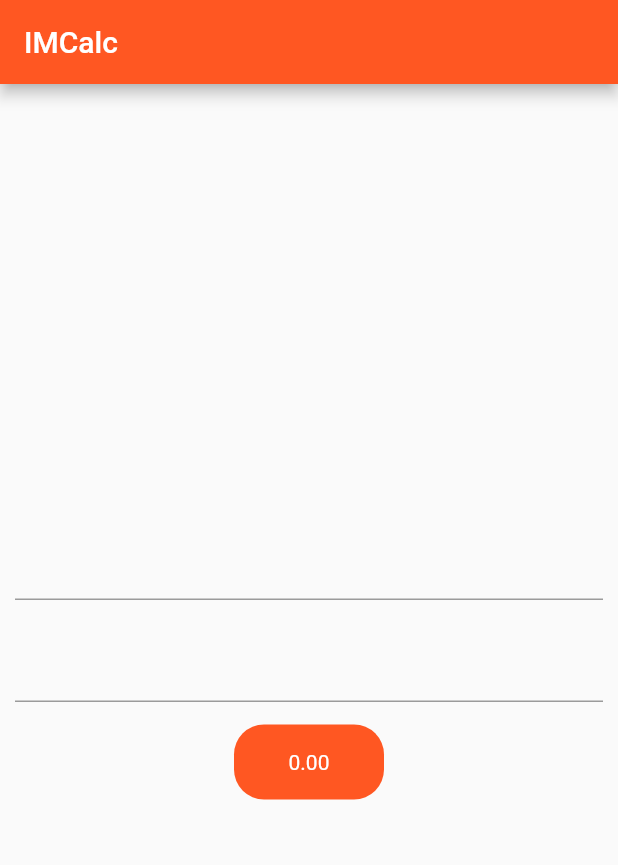
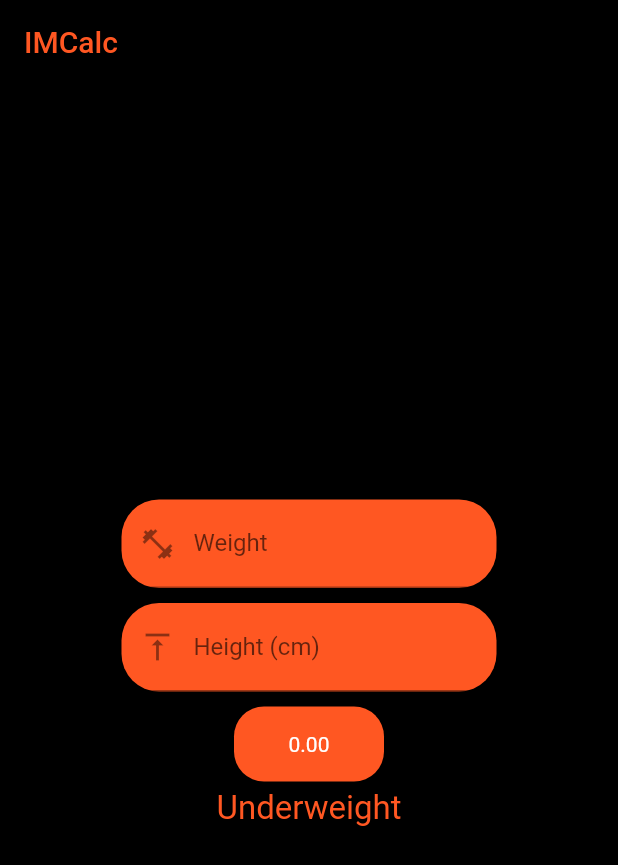
Before and after one commit to muniz95/imcalc, a Flutter app: the screen it shows after launch, on a phone screen of 412 x 824 dp. Shown: the top 865 px of the screen. Run offline on Flutter 3.47's test engine with Material 2 defaults, Android fonts, the phone set to English and light mode, and no system bars; our stand-ins replace rxdart.

Commit message:
Basic layout and features done

```diff
--- a/lib/components/imc_component.dart
+++ b/lib/components/imc_component.dart
@@ -1,13 +1,15 @@
 import 'package:flutter/material.dart';
 
 class ImcComponent extends StatelessWidget {
-  ImcComponent({this.imc});
+  ImcComponent({this.bmi});
 
-  final double imc;
+  final double bmi;
 
   @override
   Widget build(BuildContext context) {
-    return Center(
+    return Column(
+      children: <Widget>[
+        Center(
           child: Container(
             alignment: AlignmentDirectional.center,
             width: 100,
@@ -18,12 +20,35 @@ class ImcComponent extends StatelessWidget {
               borderRadius: BorderRadius.circular(20)
             ),
             child: Text(
-          imc.toStringAsFixed(2),
+              bmi.toStringAsFixed(2),
               style: TextStyle(
                 color: Colors.white
               ),
             ),
           ),
+        ),
+        Text(
+          _feedback(bmi),
+          style: TextStyle(
+            color: Colors.deepOrange,
+            fontSize: 22
+          ),
+        ),
+      ],
     );
   }
+
+  String _feedback(double bmi) {
+    if (bmi >= 35) {
+      return "Obese";
+    } else if (bmi < 35 && bmi >= 30) {
+      return "Fat";
+    } else if (bmi < 30 && bmi >= 25) {
+      return "Overweight";
+    } else if (bmi < 25 && bmi >= 20) {
+      return "Normal weight";
+    } else {
+      return "Underweight";
     }
+  }
+}
--- a/lib/main.dart
+++ b/lib/main.dart
@@ -8,13 +8,13 @@ class MyApp extends StatelessWidget {
   @override
   Widget build(BuildContext context) {
     SystemChrome.setSystemUIOverlayStyle(SystemUiOverlayStyle.dark.copyWith(
-      statusBarColor: Colors.deepOrange, //or set color with: Color(0xFF0000FF)
+      statusBarColor: Colors.black, //or set color with: Color(0xFF0000FF)
     ));
     return MaterialApp(
       debugShowCheckedModeBanner: false,
       title: 'Flutter Demo',
       theme: ThemeData(
-        primarySwatch: Colors.deepOrange,
+        primaryColor: Colors.black,
       ),
       home: CalculatorView(),
     );
--- a/lib/views/calculator_view.dart
+++ b/lib/views/calculator_view.dart
@@ -20,16 +20,34 @@ class CalculatorViewState extends State<CalculatorView> {
   Widget build(BuildContext context) {
     return Scaffold(
       appBar: AppBar(
-        title: Text("IMCalc"),
+        elevation: 0,
+        title: Text(
+          "IMCalc",
+          style: TextStyle(
+            color: Colors.deepOrange
+          ),
+        ),
       ),
       body: Center(
         child: Container(
+          color: Colors.black,
           child: Column(
             mainAxisAlignment: MainAxisAlignment.center,
+            crossAxisAlignment: CrossAxisAlignment.center,
             children: <Widget>[
-              Container(
-                padding: EdgeInsets.all(10),
+              Center(
+                child: Container(
+                  width: 250,
+                  margin: EdgeInsets.fromLTRB(0, 5, 0, 5),
+                  decoration: BoxDecoration(
+                    borderRadius: BorderRadius.circular(25),
+                    color: Colors.deepOrange,
+                  ),
                   child: TextField(
+                    decoration: InputDecoration(
+                      prefixIcon: Icon(Icons.fitness_center),
+                      labelText: "Weight",
+                    ),
                     cursorRadius: Radius.circular(15),
                     keyboardType: TextInputType.numberWithOptions(
                       decimal: true
@@ -39,8 +57,21 @@ class CalculatorViewState extends State<CalculatorView> {
                     },
                   ),
                 ),
-              Container(
+              ),
+              Center(
+                child: Container(
+                  width: 250,
+                  margin: EdgeInsets.fromLTRB(0, 5, 0, 5),
+                  decoration: BoxDecoration(
+                    borderRadius: BorderRadius.circular(25),
+                    color: Colors.deepOrange,
+                  ),
                   child: TextField(
+                    textInputAction: TextInputAction.newline,
+                    decoration: InputDecoration(
+                      prefixIcon: Icon(Icons.vertical_align_top),
+                      labelText: "Height (cm)",
+                    ),
                     keyboardType: TextInputType.numberWithOptions(
                       decimal: true
                     ),
@@ -48,13 +79,15 @@ class CalculatorViewState extends State<CalculatorView> {
                       _bloc.setHeight(double.tryParse(value));
                     },
                   ),
-                padding: EdgeInsets.all(10),
+                ),
               ),
               StreamBuilder<double>(
                 initialData: 0.0,
                 stream: _bloc.imc,
                 builder: (BuildContext context, AsyncSnapshot snapshot) {
-                    return snapshot.hasData ? ImcComponent(imc: snapshot.data as double) : CircularProgressIndicator();
+                    return snapshot.hasData
+                      ? ImcComponent(bmi: snapshot.data as double)
+                      : CircularProgressIndicator();
                   }
               )
             ]
```
Lines whose indentation alone changed are shown as unchanged.
